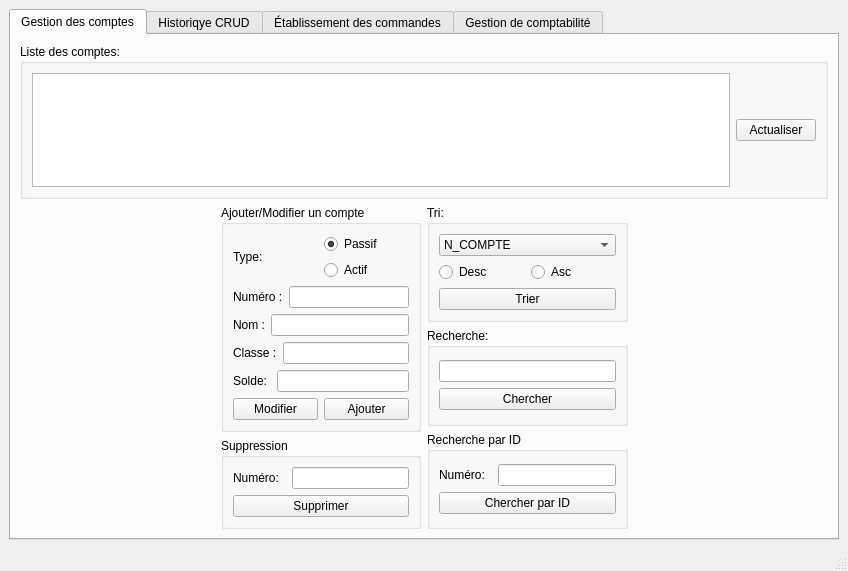
Old version of the form mainwindow.ui in the repository Khouini/Gestion-Fiance-Qt.
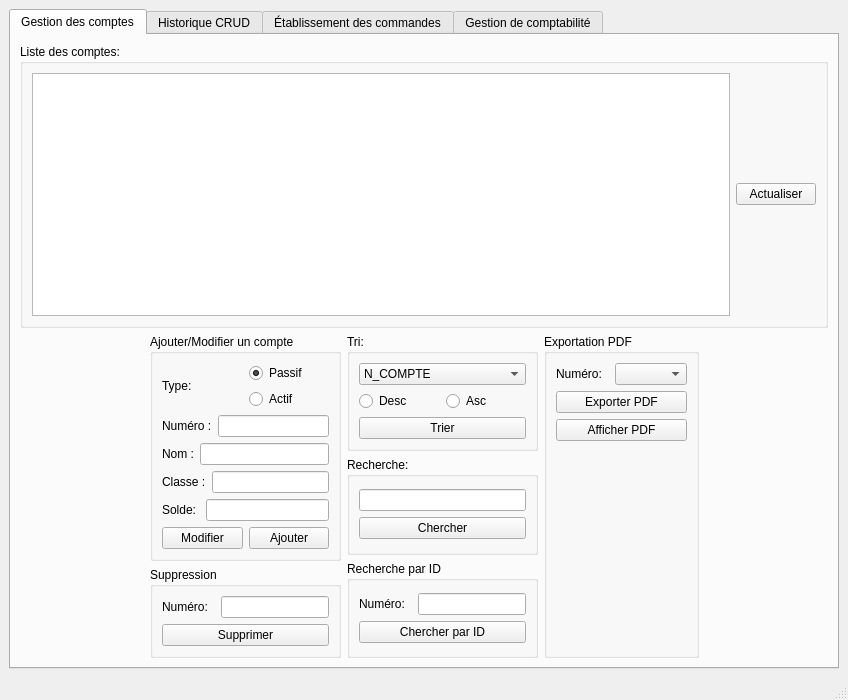
New version of the form. The open tabs and pages were chosen to show the change.

Diff of the .ui file:
```diff
--- a/mainwindow.ui
+++ b/mainwindow.ui
@@ -6,8 +6,8 @@
    <rect>
     <x>0</x>
     <y>0</y>
-    <width>803</width>
-    <height>571</height>
+    <width>804</width>
+    <height>700</height>
    </rect>
   </property>
   <property name="windowTitle">
@@ -340,6 +340,56 @@
             </item>
            </layout>
           </item>
+          <item>
+           <widget class="QGroupBox" name="groupBox_16">
+            <property name="title">
+             <string>Exportation PDF</string>
+            </property>
+            <layout class="QVBoxLayout" name="verticalLayout_46">
+             <item>
+              <layout class="QHBoxLayout" name="horizontalLayout_31">
+               <item>
+                <widget class="QLabel" name="label_20">
+                 <property name="text">
+                  <string>Numéro:  </string>
+                 </property>
+                </widget>
+               </item>
+               <item>
+                <widget class="QComboBox" name="comboBox_pdf_id"/>
+               </item>
+              </layout>
+             </item>
+             <item>
+              <widget class="QPushButton" name="pushButton">
+               <property name="text">
+                <string>Exporter PDF</string>
+               </property>
+              </widget>
+             </item>
+             <item>
+              <widget class="QPushButton" name="pushButton_afficher_pdf">
+               <property name="text">
+                <string>Afficher PDF</string>
+               </property>
+              </widget>
+             </item>
+             <item>
+              <spacer name="verticalSpacer">
+               <property name="orientation">
+                <enum>Qt::Vertical</enum>
+               </property>
+               <property name="sizeHint" stdset="0">
+                <size>
+                 <width>20</width>
+                 <height>40</height>
+                </size>
+               </property>
+              </spacer>
+             </item>
+            </layout>
+           </widget>
+          </item>
           <item>
            <spacer name="horizontalSpacer_2">
             <property name="orientation">
@@ -359,7 +409,7 @@
       </widget>
       <widget class="QWidget" name="tab_4">
        <attribute name="title">
-        <string>Historiqye CRUD</string>
+        <string>Historique CRUD</string>
        </attribute>
        <layout class="QVBoxLayout" name="verticalLayout_14">
         <item>
```
Left out of the diff: 4 changed lines with no effect on the pictures.
